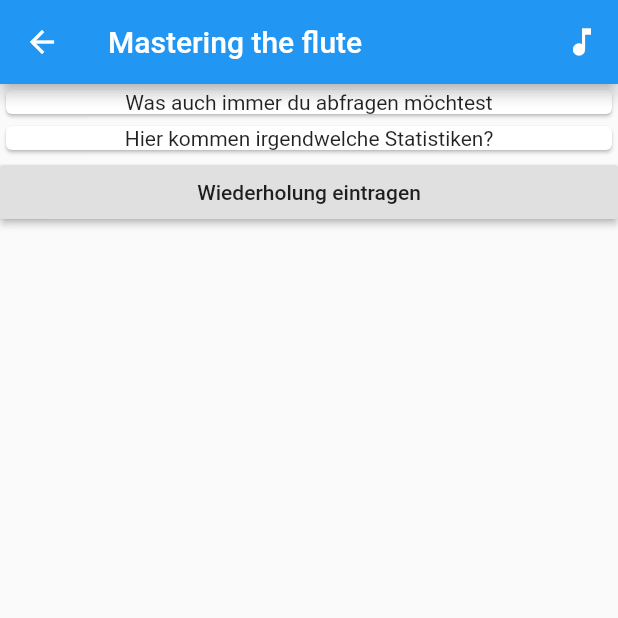
After one commit to PAtB1992/habit_buddy, a Flutter app: the HomeScreen screen opened by its route, after a tap on "Mastering the flute", on a phone screen of 412 x 824 dp, the top half of it. The commit adds this screen. Run offline on Flutter 3.47's test engine with Material 2 defaults, Android fonts, the phone set to English and light mode, and no system bars; our stand-ins replace charts_flutter, cloud_firestore, firebase_auth, firebase_core, modal_progress_hud; accounts and stored records are empty.

Commit message:
add basic structure to the habit detail

```diff
--- a/lib/Widgets/goals_list.dart
+++ b/lib/Widgets/goals_list.dart
@@ -1,4 +1,5 @@
 import 'package:flutter/material.dart';
+import 'package:habit_buddy/screens/habit_detail_screen.dart';
 import 'package:provider/provider.dart';
 import 'package:habit_buddy/components/goal_data.dart';
 import 'package:habit_buddy/components/goal_tile.dart';
@@ -16,6 +17,10 @@ class GoalsList extends StatelessWidget {
               goalTitle: goal.name,
               repetitions: goal.repetitions,
               goalIcon: goal.goalIcon,
+              onPress: () {
+                Navigator.pushNamed(context, HabitDetailScreen.id,
+                    arguments: goal);
+              },
             );
           },
           itemCount: goalData.goalCount,
--- a/lib/main.dart
+++ b/lib/main.dart
@@ -1,5 +1,6 @@
 import 'package:flutter/material.dart';
 import 'package:habit_buddy/screens/add_habit_screen.dart';
+import 'package:habit_buddy/screens/habit_detail_screen.dart';
 import 'package:habit_buddy/screens/habit_screen.dart';
 import 'package:provider/provider.dart';
 import 'screens/home_screen.dart';
@@ -29,6 +30,7 @@ class HabitBuddy extends StatelessWidget {
             RegistrationScreen.id: (context) => RegistrationScreen(),
             HomeScreen.id: (context) => HomeScreen(),
             HabitBuddyScreen.id: (context) => HabitBuddyScreen(),
+            HabitDetailScreen.id: (context) => HabitDetailScreen(),
             ExampleHabit.id: (context) => ExampleHabit(),
             AddHabit.id: (context) => AddHabit(),
             MoreWater.id: (context) => MoreWater(),
--- /dev/null
+++ b/lib/screens/habit_detail_screen.dart
@@ -0,0 +1,58 @@
+import 'package:flutter/material.dart';
+import 'package:habit_buddy/components/goal.dart';
+
+class HabitDetailScreen extends StatefulWidget {
+  static const String id = 'habit_detail_screen';
+  HabitDetailScreen({Key key}) : super(key: key);
+
+  @override
+  _HabitDetailScreenState createState() => _HabitDetailScreenState();
+}
+
+class _HabitDetailScreenState extends State<HabitDetailScreen> {
+  @override
+  Widget build(BuildContext context) {
+    Goal goal = ModalRoute.of(context).settings.arguments;
+    print(goal.name);
+    return Scaffold(
+      appBar: AppBar(
+        title: Text(goal.name),
+        actions: <Widget>[
+          IconButton(
+            icon: Icon(goal.goalIcon),
+            onPressed: () {},
+          )
+        ],
+      ),
+      body: SafeArea(
+        child: Container(
+          child: ListView(
+            children: <Widget>[
+              // _buildHeaderRow(),
+              Card(
+                child: Container(
+                  child: Column(
+                    children: <Widget>[
+                      Text("Was auch immer du abfragen möchtest")
+                    ],
+                  ),
+                ),
+              ),
+              Card(
+                child: Container(
+                  child: Column(
+                    children: <Widget>[
+                      Text("Hier kommen irgendwelche Statistiken?")
+                    ],
+                  ),
+                ),
+              ),
+              RaisedButton(
+                  onPressed: () {}, child: Text('Wiederholung eintragen'))
+            ],
+          ),
+        ),
+      ),
+    );
+  }
+}
```
